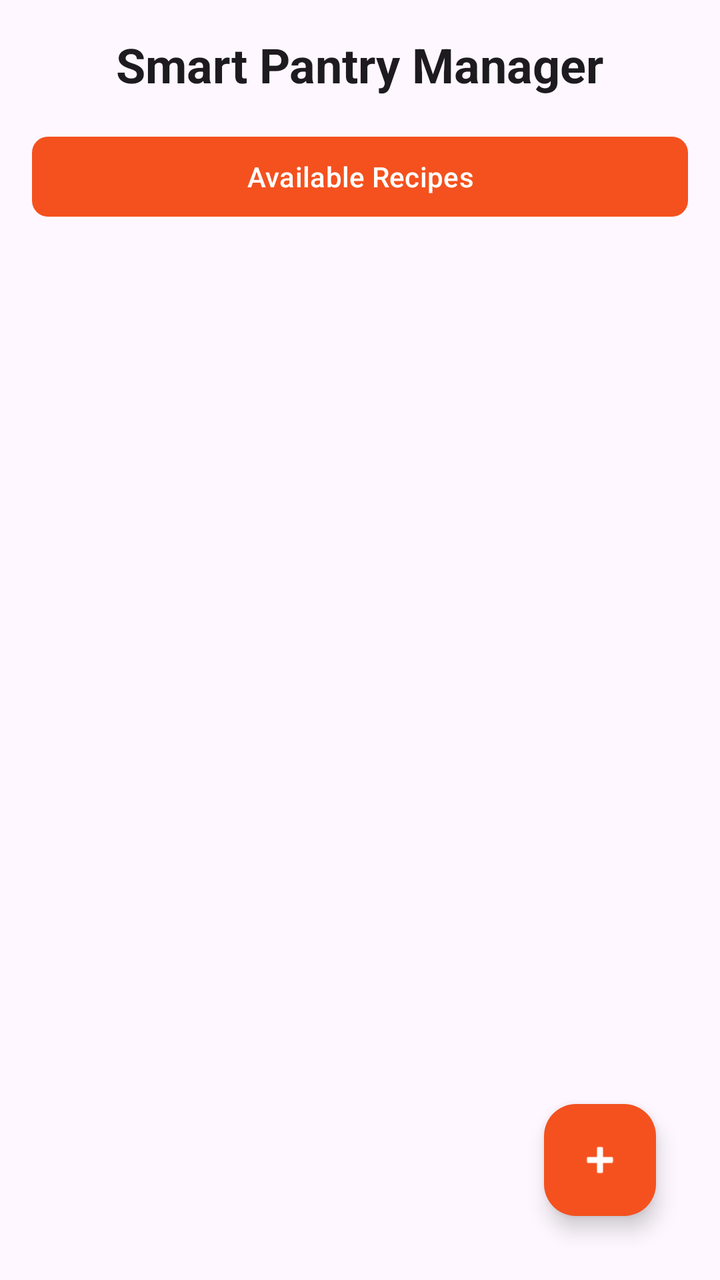
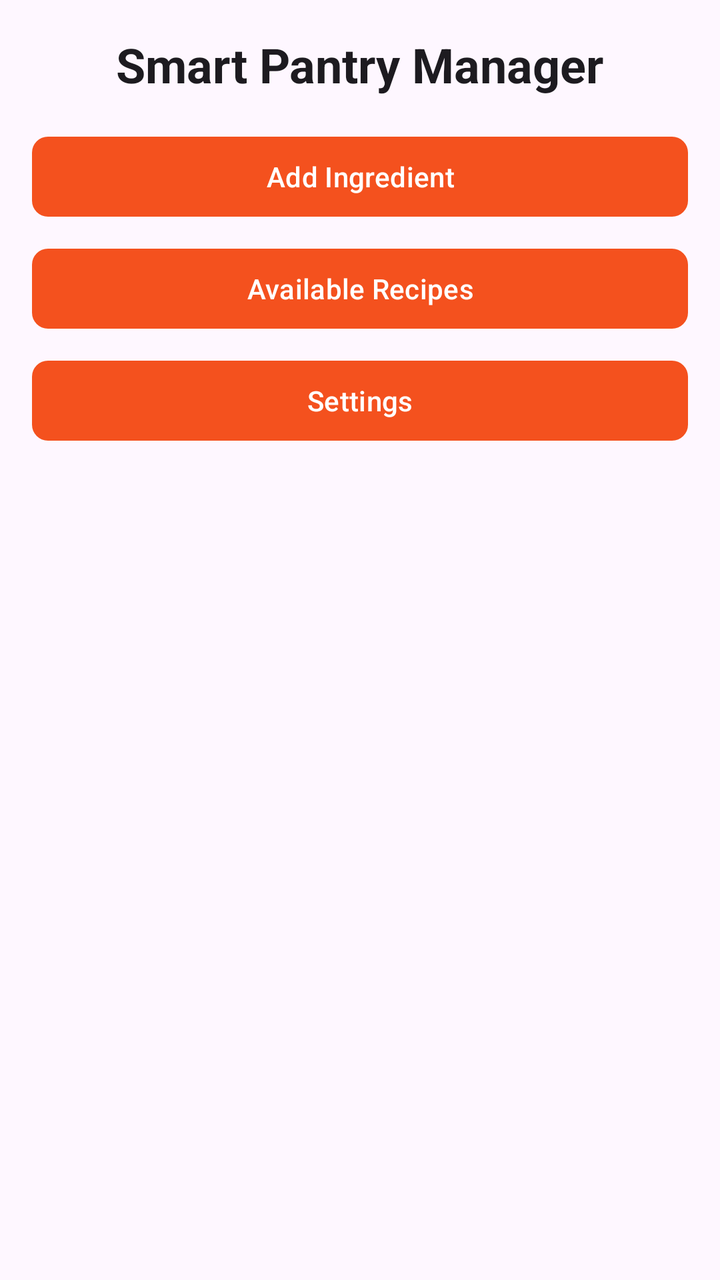

Compare the two renders of this Android layout. The source of the first and the diff that turns it into the second are given below.
<!-- AndroidManifest.xml: application theme Theme.SmartPantryManager -->
<!-- res/layout/activity_main.xml -->
<?xml version="1.0" encoding="utf-8"?>
<RelativeLayout xmlns:android="http://schemas.android.com/apk/res/android"
    xmlns:app="http://schemas.android.com/apk/res-auto"
    android:id="@+id/main"
    android:layout_width="match_parent"
    android:layout_height="match_parent"
    android:padding="16dp"
    android:background="?attr/colorSurface">

    <TextView
        android:id="@+id/tvPantryTitle"
        android:layout_width="wrap_content"
        android:layout_height="wrap_content"
        android:text="Smart Pantry Manager"
        android:textSize="24sp"
        android:textStyle="bold"
        android:textColor="?attr/colorOnSurface"
        android:layout_centerHorizontal="true"
        android:layout_marginBottom="16dp"/>

    <com.google.android.material.button.MaterialButton
        android:id="@+id/btnViewRecipes"
        android:layout_width="match_parent"
        android:layout_height="wrap_content"
        android:layout_below="@id/tvPantryTitle"
        android:layout_marginBottom="16dp"
        android:text="Available Recipes"
        app:cornerRadius="8dp" />

    <androidx.recyclerview.widget.RecyclerView
        android:id="@+id/recyclerViewPantry"
        android:layout_width="match_parent"
        android:layout_height="match_parent"
        android:layout_below="@id/btnViewRecipes"
        android:scrollbars="vertical"/>

    <com.google.android.material.floatingactionbutton.FloatingActionButton
        android:id="@+id/fabAddIngredient"
        android:layout_width="wrap_content"
        android:layout_height="wrap_content"
        android:layout_alignParentBottom="true"
        android:layout_alignParentEnd="true"
        android:layout_margin="16dp"
        android:src="@android:drawable/ic_input_add"
        app:backgroundTint="?attr/colorPrimary"
        app:tint="?attr/colorOnPrimary"
        android:contentDescription="Add Ingredient" />

</RelativeLayout>
<!-- resources referenced by this layout -->
<resources>
  <style name="Theme.SmartPantryManager" parent="Base.Theme.SmartPantryManager" />
  <style name="Base.Theme.SmartPantryManager" parent="Theme.Material3.DayNight">
  
          <item name="colorPrimary">@color/primary</item>
          <item name="android:statusBarColor">@color/primary_dark</item>
  
      </style>
  <color name="primary">#F4511E</color>
  <color name="primary_dark">#D84315</color>
</resources>

<!-- the commit's change to res/layout/activity_main.xml (unified diff, before → after) -->
@@ -19,31 +19,37 @@
         android:layout_marginBottom="16dp"/>
 
     <com.google.android.material.button.MaterialButton
+        android:id="@+id/btnAddIngredient"
+        android:layout_width="match_parent"
+        android:layout_height="wrap_content"
+        android:layout_below="@id/tvPantryTitle"
+        android:layout_marginBottom="8dp"
+        android:text="Add Ingredient"
+        app:cornerRadius="8dp" />
+
+    <com.google.android.material.button.MaterialButton
         android:id="@+id/btnViewRecipes"
         android:layout_width="match_parent"
         android:layout_height="wrap_content"
-        android:layout_below="@id/tvPantryTitle"
+        android:layout_below="@id/btnAddIngredient"
+        android:layout_marginBottom="8dp"
+        android:text="Available Recipes"
+        app:cornerRadius="8dp" />
+
+    <com.google.android.material.button.MaterialButton
+        android:id="@+id/btnSettings"
+        android:layout_width="match_parent"
+        android:layout_height="wrap_content"
+        android:layout_below="@id/btnViewRecipes"
         android:layout_marginBottom="16dp"
-        android:text="Available Recipes"
+        android:text="Settings"
         app:cornerRadius="8dp" />
 
     <androidx.recyclerview.widget.RecyclerView
         android:id="@+id/recyclerViewPantry"
         android:layout_width="match_parent"
         android:layout_height="match_parent"
-        android:layout_below="@id/btnViewRecipes"
+        android:layout_below="@id/btnSettings"
         android:scrollbars="vertical"/>
 
-    <com.google.android.material.floatingactionbutton.FloatingActionButton
-        android:id="@+id/fabAddIngredient"
-        android:layout_width="wrap_content"
-        android:layout_height="wrap_content"
-        android:layout_alignParentBottom="true"
-        android:layout_alignParentEnd="true"
-        android:layout_margin="16dp"
-        android:src="@android:drawable/ic_input_add"
-        app:backgroundTint="?attr/colorPrimary"
-        app:tint="?attr/colorOnPrimary"
-        android:contentDescription="Add Ingredient" />
-
 </RelativeLayout>
